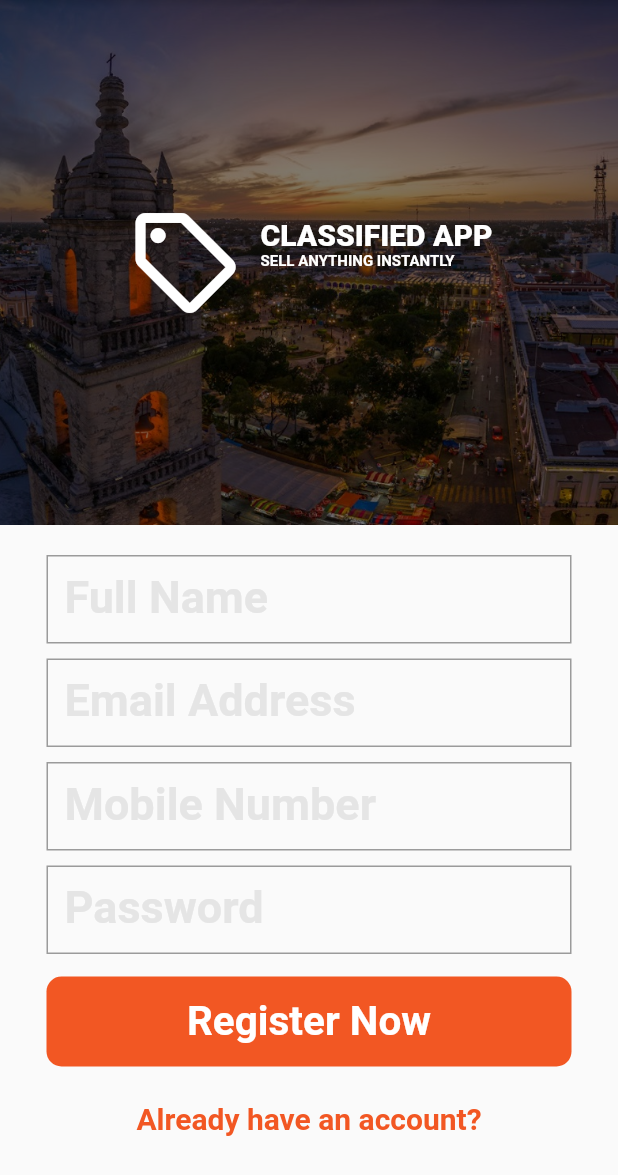
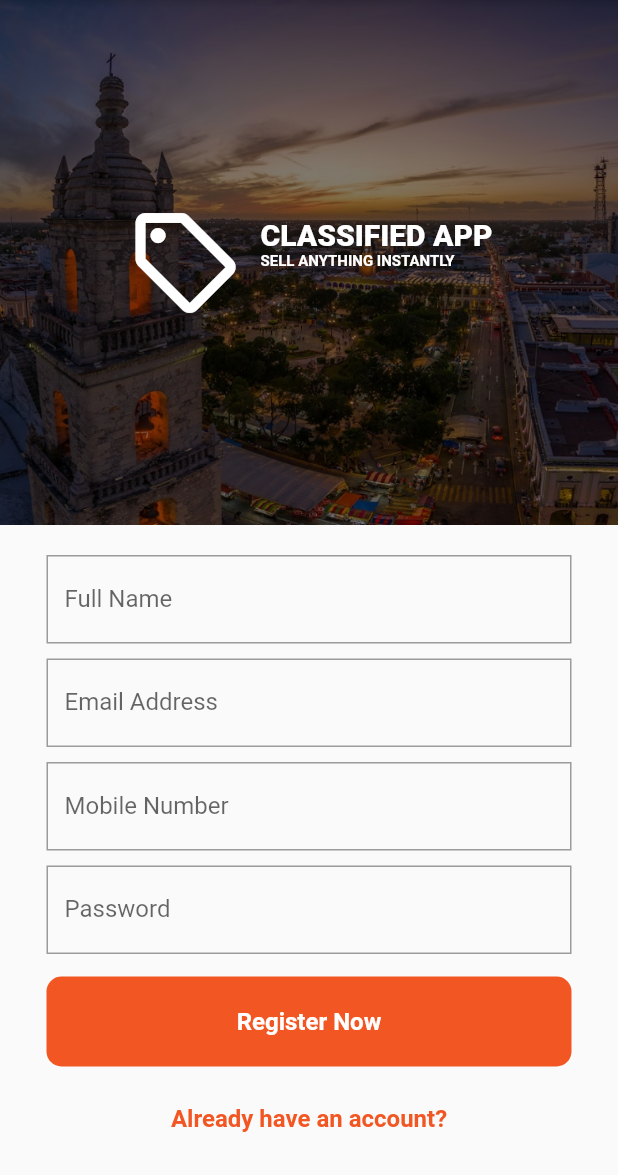
Before and after one commit to DanielBacab-Ksquare/classified_app_networking, a Flutter app: the screen it shows after launch, after a tap on "Don't have any account?", on a phone screen of 412 x 824 dp. Shown: the top 1175 px of the screen. Run offline on Flutter 3.47's test engine with Material 2 defaults, Android fonts, the phone set to English and light mode, and no system bars; our stand-ins replace carousel_slider, flutter_native_splash, flutter_secure_storage, google_fonts; missing offline and left inert: dart:ffi; network calls fail.

Commit message:
register and fetchuser added

```diff
--- a/lib/models/ads.dart
+++ b/lib/models/ads.dart
@@ -27,7 +27,7 @@ class Ad {
     sId = json['_id'];
     title = json['title'];
     description = json['description'];
-    price = json['price'].toDouble();;
+    price = json['price'].toDouble();
     images = List<String>.from(json['images'] ??
         [
           'https://image.shutterstock.com/image-vector/no-preview-image-icon-260nw-1295324875.jpg',
--- a/lib/models/user.dart
+++ b/lib/models/user.dart
@@ -2,13 +2,15 @@ class UserModel {
   String? name;
   String? email;
   String? password;
+  String? mobile;
 
-  UserModel({this.name, this.email, this.password});
+  UserModel({this.name, this.email, this.password, this.mobile});
 
   UserModel.fromJson(Map<String, dynamic> json) {
     name = json['name'];
     email = json['email'];
     password = json['password'];
+    mobile = json['mobile'];
   }
 
   Map<String, dynamic> toJson() {
@@ -16,6 +18,7 @@ class UserModel {
     data['name'] = this.name;
     data['email'] = this.email;
     data['password'] = this.password;
+    data['mobile'] = this.mobile;
     return data;
   }
 }
--- a/lib/screens/home_screen.dart
+++ b/lib/screens/home_screen.dart
@@ -1,9 +1,11 @@
 import 'package:classified_app/custom_widgets/product.dart';
 import 'package:classified_app/models/ads.dart';
+
 import 'package:flutter/material.dart';
 import 'package:classified_app/data/products_info.dart';
 
 import 'package:classified_app/services/ads.dart';
+import 'package:classified_app/services/post.dart';
 
 class HomeScreen extends StatelessWidget {
   HomeScreen({super.key});
@@ -23,11 +25,28 @@ class HomeScreen extends StatelessWidget {
               onTap: () {
                 Navigator.pushNamed(context, "/settings");
               },
-            child: const CircleAvatar(
+              child: FutureBuilder(
+                future: PostService().fetchMyUser(),
+                builder: ((context, snapshot) {
+                  if (snapshot.hasData) {
+                    Map user = snapshot.data!;
+                    print("En home llega: $user");
+                    return CircleAvatar(
                         maxRadius: 25,
-              backgroundImage: AssetImage('images/profile_1.jpg'),
+                        backgroundImage: NetworkImage(user["imgURL"]));
+                  }
+                  if (snapshot.hasError) {
+                    return const Center(
+                      child: Text("Something wrong"),
+                    );
+                  }
+                  return const Center(
+                    child: CircularProgressIndicator(),
+                  );
+                }),
+              )),
+        ],
       ),
-          )
       /* IconButton(
             onPressed: () {
               //_fetchUserData();
@@ -35,15 +54,14 @@ class HomeScreen extends StatelessWidget {
             },
             icon: Icon(Icons.refresh),
           ) */
-        ],
-      ),
+
       body: FutureBuilder(
         future: GetAllAds().fetchAdData(),
         builder: ((context, snapshot) {
           print(snapshot);
           if (snapshot.hasData) {
             List<Ad> ads = snapshot.data!;
-            print("Lo que sale es: $ads");
+
             return GridView.builder(
                 gridDelegate: const SliverGridDelegateWithFixedCrossAxisCount(
                   crossAxisCount: 2,
--- a/lib/screens/login_screen.dart
+++ b/lib/screens/login_screen.dart
@@ -12,9 +12,9 @@ class LoginScreen extends StatefulWidget {
 
 class _MyWidgetState extends State<LoginScreen> {
   TextEditingController _emailCtrl =
-      TextEditingController(text: "user1@demo.com");
+      TextEditingController(text: "daniel.bacab@itksquare.edu.mx");
 
-  TextEditingController _passwordCtrl = TextEditingController(text: "123456");
+  TextEditingController _passwordCtrl = TextEditingController(text: "bestpasswordever");
 
   @override
   Widget build(BuildContext context) {
@@ -37,10 +37,7 @@ class _MyWidgetState extends State<LoginScreen> {
                     border: OutlineInputBorder(
                         borderRadius: BorderRadius.all(Radius.circular(0))),
                     labelText: "Email Address",
-                    labelStyle: TextStyle(
-                        fontSize: 30,
-                        color: Color(0xffe5e5e5),
-                        fontWeight: FontWeight.w600)),
+                   ),
               ),
               const SizedBox(
                 height: 10,
@@ -51,17 +48,14 @@ class _MyWidgetState extends State<LoginScreen> {
                     border: OutlineInputBorder(
                         borderRadius: BorderRadius.all(Radius.circular(0))),
                     labelText: "Password",
-                    labelStyle: TextStyle(
-                        fontSize: 30,
-                        color: Color(0xffe5e5e5),
-                        fontWeight: FontWeight.w600)),
+                    ),
               ),
               const SizedBox(
                 height: 15,
               ),
 
               SizedBox(
-                height: 70,
+                height: 60,
                 width: double.infinity,
                 //login button
                 child: ElevatedButton(
@@ -75,7 +69,7 @@ class _MyWidgetState extends State<LoginScreen> {
                   style: ButtonStyle(
                     padding: MaterialStateProperty.all<EdgeInsets>(
                         const EdgeInsets.only(
-                            top: 15, bottom: 15, right: 30, left: 30)),
+                            top: 10, bottom: 10, right: 30, left: 30)),
                     elevation: MaterialStateProperty.all(0),
                     shape: MaterialStateProperty.all<OutlinedBorder>(
                         RoundedRectangleBorder(
@@ -83,11 +77,11 @@ class _MyWidgetState extends State<LoginScreen> {
                   ),
                   child: const Text(
                     "Login",
-                    style: TextStyle(fontSize: 27, fontWeight: FontWeight.w700),
+                    style: TextStyle(fontSize: 17, fontWeight: FontWeight.w700),
                   ),
                 ),
               ),
-              const SizedBox(height: 30),
+              const SizedBox(height: 10),
               //Don't have any account button
               SizedBox(
                 width: double.infinity,
@@ -98,7 +92,7 @@ class _MyWidgetState extends State<LoginScreen> {
                     },
                     child: const Text("Don't have any account?",
                         style: TextStyle(
-                          fontSize: 25,
+                          fontSize: 17,
                           fontWeight: FontWeight.w700,
                           color: Color(0xfff25723),
                         ))),
--- a/lib/screens/register_screen.dart
+++ b/lib/screens/register_screen.dart
@@ -1,5 +1,7 @@
 import 'package:flutter/material.dart';
 import 'package:classified_app/custom_widgets/welcome_widget.dart';
+import 'package:classified_app/models/user.dart';
+import 'package:classified_app/services/auth.dart';
 
 class RegisterScreen extends StatefulWidget {
   const RegisterScreen({super.key});
@@ -9,6 +11,11 @@ class RegisterScreen extends StatefulWidget {
 }
 
 class _MyWidgetState extends State<RegisterScreen> {
+  TextEditingController _nameCtrl = TextEditingController();
+  TextEditingController _emailCtrl = TextEditingController();
+  TextEditingController _mobileCtrl = TextEditingController();
+  TextEditingController _passwordCtrl = TextEditingController();
+
   @override
   Widget build(BuildContext context) {
     return Scaffold(
@@ -24,57 +31,49 @@ class _MyWidgetState extends State<RegisterScreen> {
               const SizedBox(
                 height: 20,
               ),
-              const TextField(
-                decoration: InputDecoration(
+              TextField(
+                controller: _nameCtrl,
+                decoration: const InputDecoration(
                     border: OutlineInputBorder(
                         borderRadius: BorderRadius.all(Radius.circular(0))),
                     labelText: "Full Name",
-                    labelStyle: TextStyle(
-                        fontSize: 30,
-                        color: Color(0xffe5e5e5),
-                        fontWeight: FontWeight.w600)),
+                    ),
               ),
               const SizedBox(
                 height: 10,
               ),
 
-              const TextField(
-                decoration: InputDecoration(
+              TextField(
+                controller: _emailCtrl,
+                decoration: const InputDecoration(
                     border: OutlineInputBorder(
                         borderRadius: BorderRadius.all(Radius.circular(0))),
                     labelText: "Email Address",
-                    labelStyle: TextStyle(
-                        fontSize: 30,
-                        color: Color(0xffe5e5e5),
-                        fontWeight: FontWeight.w600)),
+                    ),
               ),
               const SizedBox(
                 height: 10,
               ),
 
-              const TextField(
-                decoration: InputDecoration(
+              TextField(
+                controller: _mobileCtrl,
+                decoration: const InputDecoration(
                     border: OutlineInputBorder(
                         borderRadius: BorderRadius.all(Radius.circular(0))),
                     labelText: "Mobile Number",
-                    labelStyle: TextStyle(
-                        fontSize: 30,
-                        color: Color(0xffe5e5e5),
-                        fontWeight: FontWeight.w600)),
+                   ),
               ),
               const SizedBox(
                 height: 10,
               ),
 
-              const TextField(
-                decoration: InputDecoration(
+              TextField(
+                controller: _passwordCtrl,
+                decoration: const InputDecoration(
                     border: OutlineInputBorder(
                         borderRadius: BorderRadius.all(Radius.circular(0))),
                     labelText: "Password",
-                    labelStyle: TextStyle(
-                        fontSize: 30,
-                        color: Color(0xffe5e5e5),
-                        fontWeight: FontWeight.w600)),
+                   ),
               ),
               const SizedBox(
                 height: 15,
@@ -86,7 +85,13 @@ class _MyWidgetState extends State<RegisterScreen> {
                 //login button
                 child: ElevatedButton(
                   onPressed: () {
-                    Navigator.pushReplacementNamed(context, "/");
+                    UserModel user = UserModel(
+                      name: _nameCtrl.text,
+                      email: _emailCtrl.text,
+                      password: _passwordCtrl.text,
+                      mobile: _mobileCtrl.text,
+                    );
+                    AuthService().register(context, user);
                   },
                   style: ButtonStyle(
                     padding: MaterialStateProperty.all<EdgeInsets>(
@@ -99,7 +104,7 @@ class _MyWidgetState extends State<RegisterScreen> {
                   ),
                   child: const Text(
                     "Register Now",
-                    style: TextStyle(fontSize: 27, fontWeight: FontWeight.w700),
+                    style: TextStyle(fontSize: 16, fontWeight: FontWeight.w700),
                   ),
                 ),
               ),
@@ -114,7 +119,7 @@ class _MyWidgetState extends State<RegisterScreen> {
                     },
                     child: const Text("Already have an account?",
                         style: TextStyle(
-                          fontSize: 20,
+                          fontSize: 16,
                           fontWeight: FontWeight.w700,
                           color: Color(0xfff25723),
                         ))),
--- a/lib/services/ads.dart
+++ b/lib/services/ads.dart
@@ -12,11 +12,9 @@ class GetAllAds {
       var res = await http.get(url);
       var resAsJSON = jsonDecode(res.body);
       var adData = resAsJSON['data'];
-      //print("resultado prime: $adData");
 
       ads = adData.map<Ad>((ad) => Ad.fromJson(ad)).toList();
 
-      print("resultado second: $ads");
       return ads;
     } catch (e) {
       print("Error $e");
--- a/lib/services/auth.dart
+++ b/lib/services/auth.dart
@@ -8,7 +8,7 @@ import 'package:http/http.dart' as http;
 import 'package:flutter_secure_storage/flutter_secure_storage.dart';
 
 class AuthService {
-  void register(UserModel user) async {
+  void register(context, UserModel user) async {
     var url = Uri.parse("${Constants().serverUrl}/auth/register");
     print(url);
     var userObj = user.toJson();
@@ -17,6 +17,8 @@ class AuthService {
         'Content-Type': 'application/json',
       });
       print(resp.body);
+      Navigator.pushReplacementNamed(context, '/login');
+
     } catch (e) {
       print(e);
     }
--- /dev/null
+++ b/lib/services/post.dart
@@ -0,0 +1,34 @@
+import 'dart:convert';
+import 'package:classified_app/models/fetchuser.dart';
+import 'package:classified_app/utils/constants.dart';
+import 'package:flutter_secure_storage/flutter_secure_storage.dart';
+import 'package:http/http.dart' as http;
+
+class PostService {
+  Future<Map> fetchMyUser() async {
+    var storage = FlutterSecureStorage();
+    Map user;
+    var url = Uri.parse("${Constants().serverUrl}/user/profile");
+    var token = await storage.read(key: 'token');
+    // try {
+    var resp = await http.post(
+      url,
+      headers: {
+        'Content-Type': 'application/json',
+        'Authorization': 'Bearer $token'
+      },
+    );
+    print(resp.statusCode);
+    if (resp.statusCode == 401) {
+      print("fetchMyuser is unauthorized");
+    }
+    print(resp.body);
+    var respJson = jsonDecode(resp.body);
+
+    var postData = respJson['data'];
+    user = postData;
+
+    print("Pasa esto: $user");
+    return user;
+  }
+}
```
Also changed, not shown: lib/models/fetchuser.dart (added, +40 -0 lines), 1 other file. Lines whose indentation alone changed are shown as unchanged.
